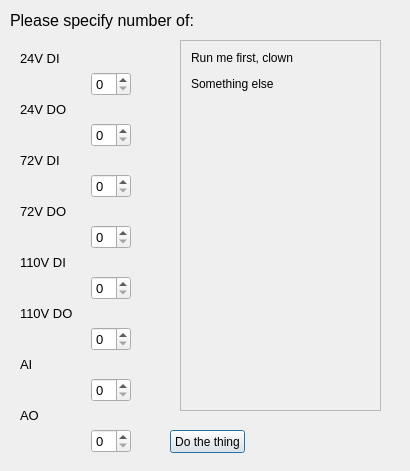
Old version of the form untitled.ui in the repository WRooke/PC3Configurator.
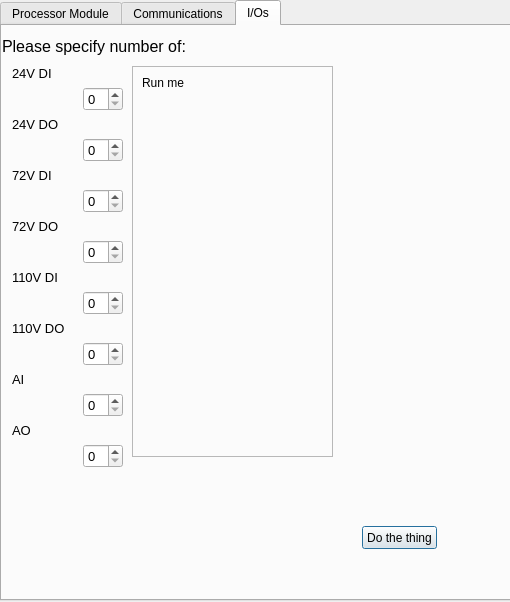
New version of the form. The open tabs and pages were chosen to show the change.

Commit message:
Tabbed interface for GUI, added new tables to DB for comms and PMs
No code implemented for PMs or comms yet, tabbed interface still garbage

```diff
--- a/untitled.ui
+++ b/untitled.ui
@@ -6,88 +6,67 @@
    <rect>
     <x>0</x>
     <y>0</y>
-    <width>410</width>
-    <height>471</height>
+    <width>510</width>
+    <height>602</height>
    </rect>
   </property>
   <property name="windowTitle">
    <string>Dialog</string>
   </property>
-  <widget class="QLabel" name="label_2">
-   <property name="geometry">
-    <rect>
-     <x>10</x>
-     <y>10</y>
-     <width>191</width>
-     <height>21</height>
-    </rect>
-   </property>
-   <property name="font">
-    <font>
-     <pointsize>12</pointsize>
-    </font>
-   </property>
-   <property name="text">
-    <string>Please specify number of:</string>
-   </property>
-  </widget>
-  <widget class="QPushButton" name="pushButton">
-   <property name="geometry">
-    <rect>
-     <x>170</x>
-     <y>430</y>
-     <width>75</width>
-     <height>23</height>
-    </rect>
-   </property>
-   <property name="text">
-    <string>Do the thing</string>
-   </property>
-  </widget>
-  <widget class="QScrollArea" name="scrollArea">
-   <property name="geometry">
-    <rect>
-     <x>180</x>
-     <y>40</y>
-     <width>201</width>
-     <height>371</height>
-    </rect>
-   </property>
-   <property name="widgetResizable">
-    <bool>true</bool>
-   </property>
-   <widget class="QWidget" name="scrollAreaWidgetContents">
+  <widget class="QTabWidget" name="tabWidget">
     <property name="geometry">
      <rect>
       <x>0</x>
       <y>0</y>
-      <width>199</width>
-      <height>369</height>
-     </rect>
-    </property>
-    <widget class="QLabel" name="label_10">
+     <width>511</width>
+     <height>601</height>
+    </rect>
+   </property>
+   <property name="currentIndex">
+    <number>0</number>
+   </property>
+   <widget class="QWidget" name="tab_2">
+    <attribute name="title">
+     <string>Processor Module</string>
+    </attribute>
+    <widget class="QLabel" name="label_11">
      <property name="geometry">
       <rect>
        <x>10</x>
        <y>10</y>
-       <width>171</width>
-       <height>351</height>
+       <width>311</width>
+       <height>21</height>
       </rect>
      </property>
      <property name="text">
-      <string>&lt;html&gt;&lt;head/&gt;&lt;body&gt;&lt;p&gt;Run me first, clown&lt;/p&gt;&lt;p&gt;Something else&lt;/p&gt;&lt;p&gt;&lt;br/&gt;&lt;/p&gt;&lt;/body&gt;&lt;/html&gt;</string>
+      <string>Please specify model of Processor Module:</string>
      </property>
-     <property name="alignment">
-      <set>Qt::AlignLeading|Qt::AlignLeft|Qt::AlignTop</set>
+    </widget>
+    <widget class="QComboBox" name="comboBox">
+     <property name="geometry">
+      <rect>
+       <x>50</x>
+       <y>70</y>
+       <width>69</width>
+       <height>22</height>
+      </rect>
      </property>
     </widget>
    </widget>
-  </widget>
+   <widget class="QWidget" name="tab_3">
+    <attribute name="title">
+     <string>Communications</string>
+    </attribute>
+   </widget>
+   <widget class="QWidget" name="tab">
+    <attribute name="title">
+     <string>I/Os</string>
+    </attribute>
   <widget class="QWidget" name="">
    <property name="geometry">
     <rect>
-     <x>20</x>
-     <y>51</y>
+       <x>10</x>
+       <y>40</y>
      <width>111</width>
      <height>411</height>
     </rect>
@@ -277,6 +256,80 @@
      </widget>
     </item>
    </layout>
+    </widget>
+    <widget class="QFrame" name="frame">
+     <property name="geometry">
+      <rect>
+       <x>130</x>
+       <y>40</y>
+       <width>201</width>
+       <height>391</height>
+      </rect>
+     </property>
+     <property name="autoFillBackground">
+      <bool>false</bool>
+     </property>
+     <property name="frameShape">
+      <enum>QFrame::StyledPanel</enum>
+     </property>
+     <property name="frameShadow">
+      <enum>QFrame::Sunken</enum>
+     </property>
+     <widget class="QLabel" name="label_10">
+      <property name="geometry">
+       <rect>
+        <x>10</x>
+        <y>10</y>
+        <width>181</width>
+        <height>371</height>
+       </rect>
+      </property>
+      <property name="focusPolicy">
+       <enum>Qt::NoFocus</enum>
+      </property>
+      <property name="text">
+       <string>Run me</string>
+      </property>
+      <property name="alignment">
+       <set>Qt::AlignLeading|Qt::AlignLeft|Qt::AlignTop</set>
+      </property>
+      <property name="wordWrap">
+       <bool>true</bool>
+      </property>
+     </widget>
+    </widget>
+    <widget class="QLabel" name="label_2">
+     <property name="geometry">
+      <rect>
+       <x>0</x>
+       <y>10</y>
+       <width>191</width>
+       <height>21</height>
+      </rect>
+     </property>
+     <property name="font">
+      <font>
+       <pointsize>12</pointsize>
+      </font>
+     </property>
+     <property name="text">
+      <string>Please specify number of:</string>
+     </property>
+    </widget>
+    <widget class="QPushButton" name="pushButton">
+     <property name="geometry">
+      <rect>
+       <x>360</x>
+       <y>500</y>
+       <width>75</width>
+       <height>23</height>
+      </rect>
+     </property>
+     <property name="text">
+      <string>Do the thing</string>
+     </property>
+    </widget>
+   </widget>
   </widget>
  </widget>
  <resources/>
```
Left out of the diff: 18 changed lines with no effect on the pictures. Lines whose indentation alone changed are shown as unchanged. The commit also changes 5 other files.
